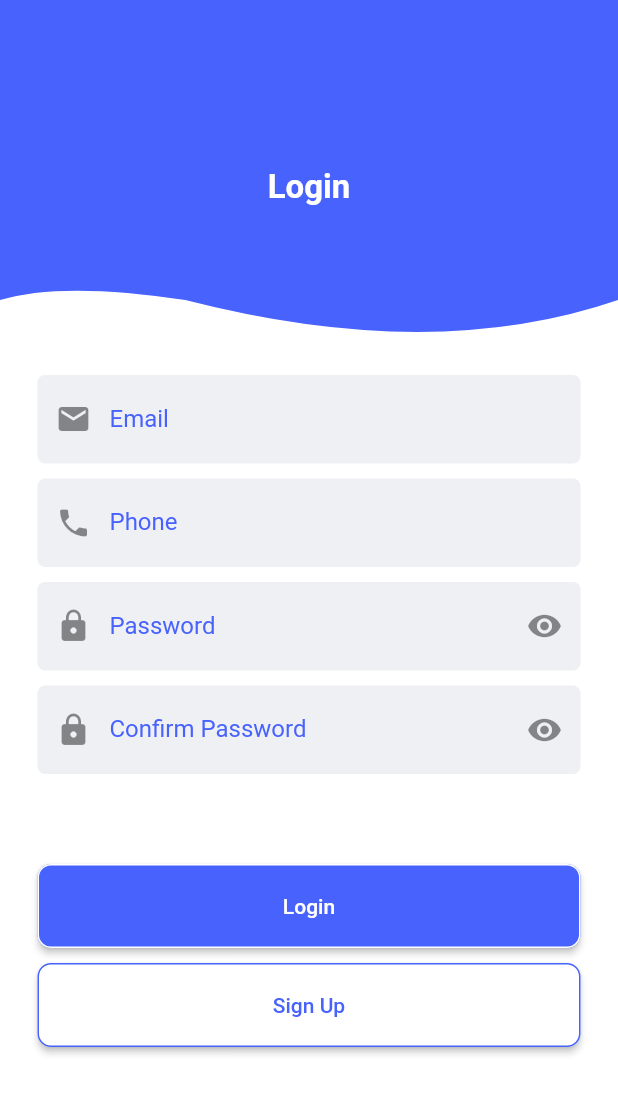
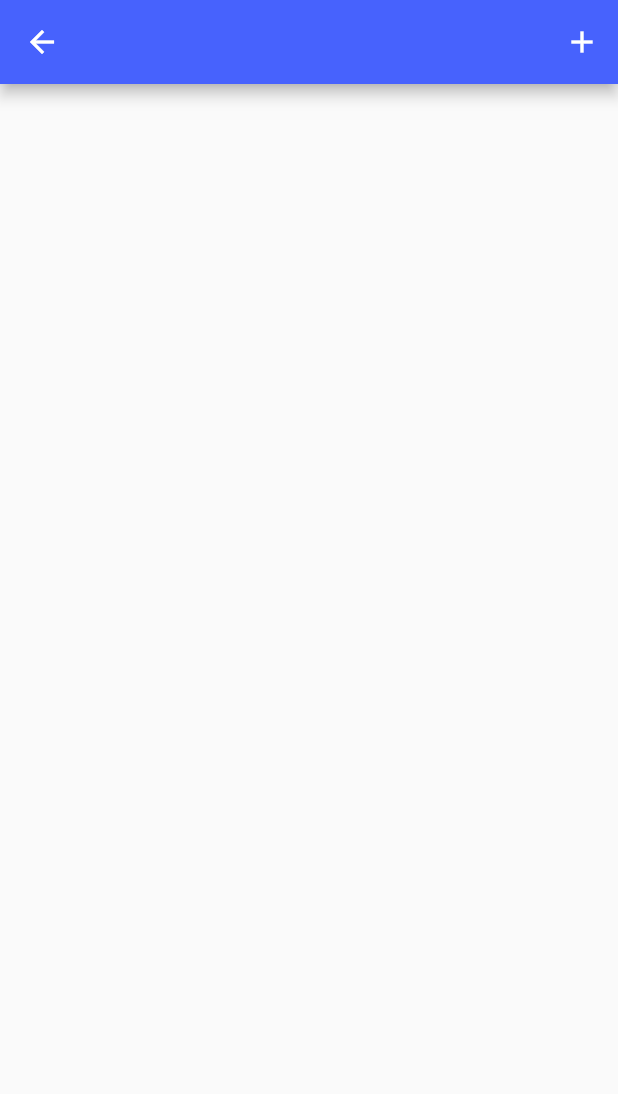
Before and after one commit to Hegazy02/tasks, a Flutter app: the singup screen opened directly, after a tap on "Sign Up", on a phone screen of 412 x 824 dp. Shown: the top 1094 px of the screen. Run offline on Flutter 3.47's test engine with Material 2 defaults, Android fonts, the phone set to English and light mode, and no system bars; our stand-ins replace flutter_staggered_animations.

Commit message:
animatedList

```diff
--- /dev/null
+++ b/lib/home.dart
@@ -0,0 +1,85 @@
+import 'package:flutter/material.dart';
+import 'package:flutter_staggered_animations/flutter_staggered_animations.dart';
+
+GlobalKey<AnimatedListState> animKey = GlobalKey<AnimatedListState>();
+int count = 0;
+
+class homePage extends StatefulWidget {
+  @override
+  State<homePage> createState() => _homePageState();
+}
+
+class _homePageState extends State<homePage> {
+  @override
+  Widget build(BuildContext context) {
+    return Scaffold(
+      appBar: AppBar(
+        actions: [
+          IconButton(
+              onPressed: () {
+                sports.insert(0, "item $count");
+
+                animKey.currentState!
+                    .insertItem(0, duration: const Duration(milliseconds: 500));
+                count++;
+              },
+              icon: Icon(Icons.add))
+        ],
+      ),
+      body: AnimatedList(
+        key: animKey,
+        initialItemCount: sports.isNotEmpty ? sports.length : 0,
+        itemBuilder: (context, index, animation) {
+          return slidIt(context, index, animation, press: false);
+        },
+      ),
+    );
+  }
+}
+
+List sports = [
+  // "One",
+  // "Two",
+  // "Three",
+  // "Four",
+  // "Five",
+  // "Six",
+  // "Seven",
+  // "Eight",
+  // "Nine",
+  // "Ten"
+];
+Widget slidIt(BuildContext context, int index, Animation<double> animation,
+    {bool? press}) {
+  return SizeTransition(
+    axis: Axis.vertical,
+    sizeFactor: animation,
+    child: Card(
+      child: ListTile(
+        title: press == false ? Text("${sports[index]}") : Text("Deleted"),
+        leading: IconButton(
+            onPressed: () {
+              press = true;
+
+              try {
+                animKey.currentState!.removeItem(
+                    index,
+                    (_, animation) =>
+                        slidIt(context, index, animation, press: true),
+                    duration: const Duration(milliseconds: 500));
+                count--;
+
+                Future.delayed(
+                    Duration(milliseconds: 500), () => sports.removeAt(index));
+              } catch (e) {
+                print(e);
+              }
+            },
+            icon: Icon(Icons.delete)),
+        tileColor: press == false
+            ? Colors.primaries[index % Colors.primaries.length]
+            : Colors.red,
+      ),
+    ),
+  );
+}
--- a/lib/singup.dart
+++ b/lib/singup.dart
@@ -1,14 +1,7 @@
 import 'package:flutter/material.dart';
 import 'package:provider/provider.dart';
 
-class singup extends StatefulWidget {
-  const singup({super.key});
-
-  @override
-  State<singup> createState() => _singupState();
-}
-
-class _singupState extends State<singup> {
+class singup extends StatelessWidget {
   @override
   Widget build(BuildContext context) {
     var height = MediaQuery.of(context).size.height;
@@ -19,6 +12,7 @@ class _singupState extends State<singup> {
           backgroundColor: Colors.white,
           body: Form(
             child: ListView(
+              shrinkWrap: true,
               children: [
                 Stack(
                   alignment: Alignment.center,
@@ -34,17 +28,14 @@ class _singupState extends State<singup> {
                       "Login",
                       style: TextStyle(
                           color: Colors.white,
-                          fontSize: 22,
+                          fontSize: 30,
                           fontWeight: FontWeight.bold),
                     ),
                   ],
                 ),
-                Expanded(
-                  child: Container(
-                    margin: EdgeInsets.symmetric(horizontal: 25),
+                Container(
+                  margin: EdgeInsets.symmetric(horizontal: 30),
                   child: Column(
-                      // mainAxisAlignment: MainAxisAlignment.center,
-                      mainAxisSize: MainAxisSize.min,
                     children: [
                       customtextfield1(
                         label: "Email",
@@ -56,24 +47,39 @@ class _singupState extends State<singup> {
                         icon: Icon(Icons.phone),
                         inputtype: TextInputType.phone,
                       ),
-                        Consumer<testProvider>(
+                      Selector<testProvider, bool>(
+                        selector: (context, p1) => p1.isenabele,
                         builder: (context, value, child) {
                           return customtext2(
                             label: "Password",
-                              isenable: value.isenabele,
-                              change: value.changemood,
+                            isenable: value,
                           );
                         },
                       ),
-                        Consumer<testProvider>(
+                      Selector<testProvider, bool>(
+                        selector: (context, p1) => p1.isenabele2,
                         builder: (context, value, child) {
                           return customtext2(
                             label: "Confirm Password",
-                              isenable: value.isenabele,
-                              change: value.changemood,
+                            isenable: value,
                           );
                         },
                       ),
+                      // Consumer<testProvider>(
+                      //   builder: (context, value, child) {
+                      //     return customtext2(
+                      //       label: "Confirm Password",
+                      //       isenable: value.isenabele,
+                      //       change: value.changemood2,
+                      //     );
+                      //   },
+                      // ),
+                      // Consumer<testProvider>(
+                      //   builder: (context, value, child) {
+                      //     print('!!!!!!!!!!!!!!!!!!!');
+                      //     return Text(value.ins!);
+                      //   },
+                      // ),
                       SizedBox(
                         height: 50,
                       ),
@@ -81,6 +87,7 @@ class _singupState extends State<singup> {
                         color: Color(0xFF4762FD),
                         txt: "Login",
                         circular: 9,
+                        onPressed: () {},
                       ),
                       SizedBox(
                         height: 10,
@@ -90,11 +97,12 @@ class _singupState extends State<singup> {
                         circular: 9,
                         borderColor: Color(0xFF4762FD),
                         txtColor: Color(0xFF4762FD),
+                        onPressed: () =>
+                            Navigator.of(context).pushNamed("home"),
                       ),
                     ],
                   ),
-                  ),
-                ),
+                )
               ],
             ),
           ),
@@ -108,8 +116,15 @@ class customButon extends StatelessWidget {
   Color? color;
   Color? borderColor;
   double? circular;
+  Function()? onPressed;
+
   customButon(
-      {this.color, this.txt, this.circular, this.borderColor, this.txtColor});
+      {this.color,
+      this.txt,
+      this.circular,
+      this.borderColor,
+      this.txtColor,
+      this.onPressed});
   @override
   Widget build(BuildContext context) {
     return Row(
@@ -121,7 +136,7 @@ class customButon extends StatelessWidget {
                     borderRadius: BorderRadius.circular(circular!)),
                 side: BorderSide(color: borderColor ?? Colors.white),
                 backgroundColor: color ?? Colors.white),
-            onPressed: () {},
+            onPressed: onPressed,
             child: Container(
               child: Padding(
                   padding: EdgeInsets.symmetric(vertical: 20),
@@ -175,6 +190,7 @@ class customtext2 extends StatefulWidget {
   bool? isenable;
   Icon? icon;
   Function? change;
+
   customtext2({this.label, this.icon, this.isenable, this.change});
 
   @override
@@ -184,6 +200,7 @@ class customtext2 extends StatefulWidget {
 class _customtext2State extends State<customtext2> {
   @override
   Widget build(BuildContext context) {
+    print("qqqqqqqqqqqq");
     return Padding(
       padding: EdgeInsets.only(bottom: 10),
       child: TextFormField(
@@ -203,13 +220,18 @@ class _customtext2State extends State<customtext2> {
           prefixIcon: Icon(
             Icons.lock,
           ),
-            suffixIcon: IconButton(
+          suffixIcon: Consumer<testProvider>(
+            builder: (context, value, child) {
+              return IconButton(
                   onPressed: () {
-                  widget.change!();
+                    value.changemood();
                   },
                   icon: widget.isenable == false
                       ? Icon(Icons.visibility)
-                    : Icon(Icons.visibility_off))),
+                      : Icon(Icons.visibility_off));
+            },
+          ),
+        ),
       ),
     );
   }
@@ -245,8 +267,22 @@ class curvePainter extends CustomPainter {
 
 class testProvider extends ChangeNotifier {
   bool isenabele = false;
+  bool isenabele2 = false;
+  String? ins = 'www';
   changemood() {
     isenabele = !isenabele;
+    // ins = "haaah?";
     notifyListeners();
   }
+
+  changemood2() {
+    isenabele2 = !isenabele2;
+    // ins = "haaah?";
+    notifyListeners();
   }
+
+  get val => ins;
+}
+// بنستخدم الكنسيومر للوديجت الي هتعمل التغيير (المسئولة عنو)
+//بنستخدم السيليكتور للويدجت الي هيبان فيها التغيير
+//السيليكتور مش هيعمل ريبيلد للويدجت تاني لو محصلش تغيير
--- a/pubspec.yaml
+++ b/pubspec.yaml
@@ -37,6 +37,8 @@ dependencies:
   # Use with the CupertinoIcons class for iOS style icons.
   cupertino_icons: ^1.0.2
   provider: ^6.0.5
+  flutter_staggered_animations: ^1.1.1
+
 
 dev_dependencies:
   flutter_test:
```
Also changed, not shown: lib/main.dart (+6 -1 lines), pubspec.lock. Lines whose indentation alone changed are shown as unchanged.
